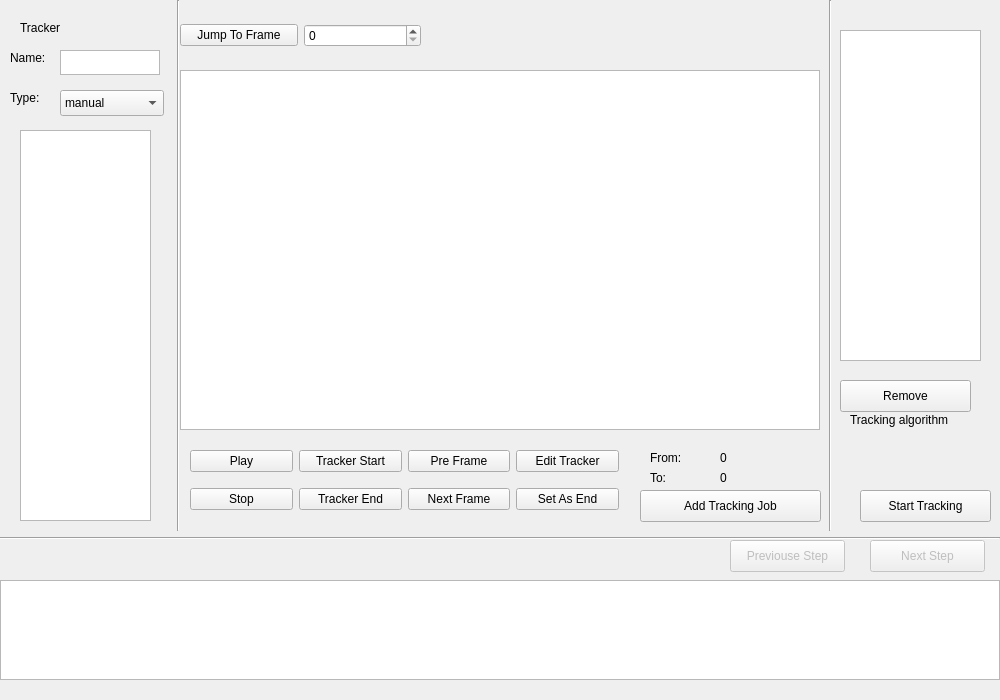
The window that mainwindow.ui (wjkcow/VideoDT) describes before a commit, drawn with Qt 5.
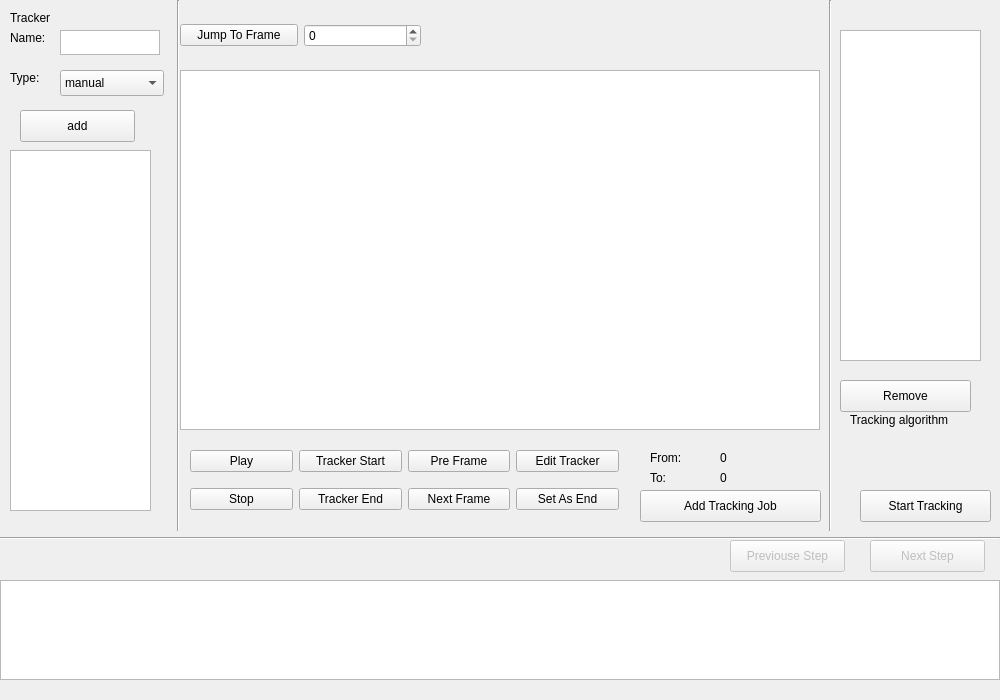
The same window after the commit. The open tabs and pages were chosen to show the change.

What changed in the file:
```diff
--- a/mainwindow.ui
+++ b/mainwindow.ui
@@ -701,16 +701,6 @@
        <enum>Qt::Vertical</enum>
       </property>
      </widget>
-     <widget class="QListView" name="listView_3">
-      <property name="geometry">
-       <rect>
-        <x>20</x>
-        <y>130</y>
-        <width>131</width>
-        <height>391</height>
-       </rect>
-      </property>
-     </widget>
      <widget class="QPushButton" name="pushButton_19">
       <property name="geometry">
        <rect>
@@ -880,7 +870,7 @@
       <property name="geometry">
        <rect>
         <x>60</x>
-        <y>50</y>
+        <y>30</y>
         <width>100</width>
         <height>25</height>
        </rect>
@@ -899,7 +889,7 @@
       <property name="geometry">
        <rect>
         <x>60</x>
-        <y>90</y>
+        <y>70</y>
         <width>104</width>
         <height>26</height>
        </rect>
@@ -913,8 +903,8 @@
      <widget class="QLabel" name="label">
       <property name="geometry">
        <rect>
-        <x>20</x>
-        <y>20</y>
+        <x>10</x>
+        <y>10</y>
         <width>59</width>
         <height>16</height>
        </rect>
@@ -927,7 +917,7 @@
       <property name="geometry">
        <rect>
         <x>10</x>
-        <y>50</y>
+        <y>30</y>
         <width>59</width>
         <height>16</height>
        </rect>
@@ -940,7 +930,7 @@
       <property name="geometry">
        <rect>
         <x>10</x>
-        <y>90</y>
+        <y>70</y>
         <width>59</width>
         <height>16</height>
        </rect>
@@ -1001,6 +991,29 @@
        <string>0</string>
       </property>
      </widget>
+     <widget class="QPushButton" name="addTracker">
+      <property name="geometry">
+       <rect>
+        <x>20</x>
+        <y>110</y>
+        <width>115</width>
+        <height>32</height>
+       </rect>
+      </property>
+      <property name="text">
+       <string>add</string>
+      </property>
+     </widget>
+     <widget class="QListWidget" name="candidateTaskView">
+      <property name="geometry">
+       <rect>
+        <x>10</x>
+        <y>150</y>
+        <width>141</width>
+        <height>361</height>
+       </rect>
+      </property>
+     </widget>
     </widget>
    </widget>
    <widget class="Line" name="line">
```
Left out of the diff: 4 changed lines with no effect on the pictures.
